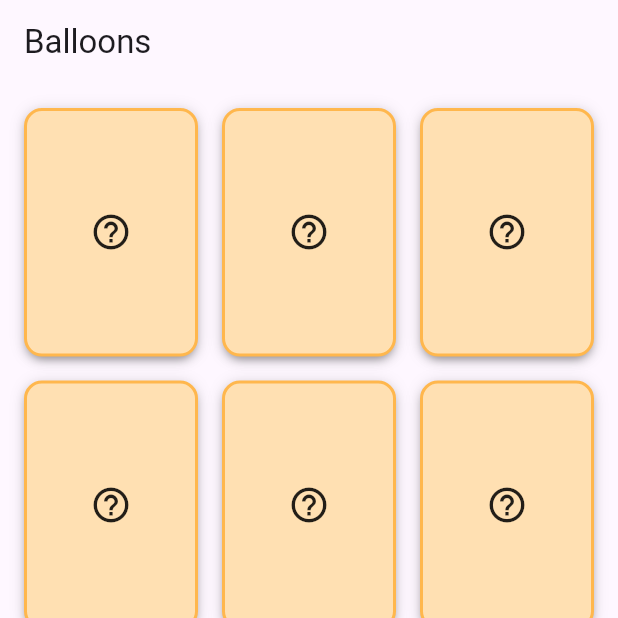
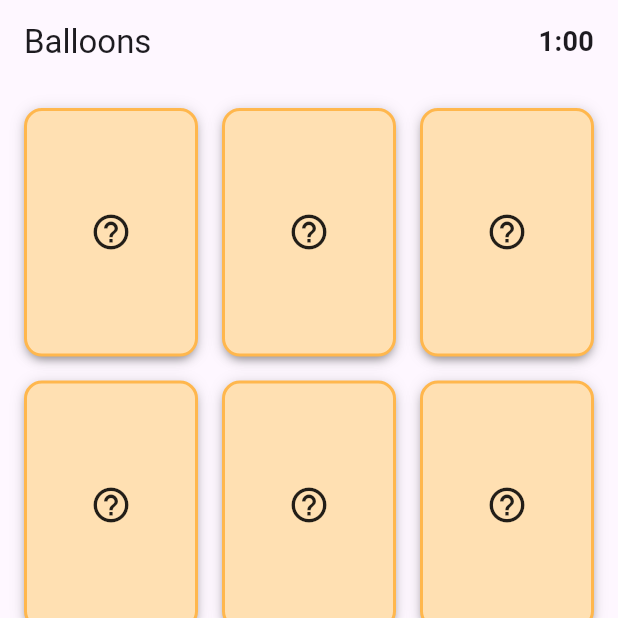
Before and after one commit to andrapop1523-sketch/concentration_game_app, a Flutter app: the first screen one second after launch, on a phone screen of 412 x 824 dp, the top half of it. Run offline on Flutter 3.47's test engine with Material 3 defaults, Android fonts, the phone set to English and light mode, and no system bars.

Commit message:
Add timer

```diff
--- a/lib/game/game_screen.dart
+++ b/lib/game/game_screen.dart
@@ -18,26 +18,63 @@ class _GameScreenState extends State<GameScreen> {
   Timer? flipBackTimer;
   Timer? disappearTimer;
 
+  // Countdown
+  static const int _startSeconds = 60;
+  int _secondsLeft = _startSeconds;
+  Timer? _countdown;
+
   @override
   void initState() {
     super.initState();
     deck = [...colors, ...colors]..shuffle();
+    _startCountdown();
+  }
+
+  void _startCountdown() {
+    _countdown?.cancel();
+    _secondsLeft = _startSeconds;
+    _countdown = Timer.periodic(const Duration(seconds: 1), (t) {
+      if (!mounted) return;
+      if (_secondsLeft <= 1) {
+        setState(() => _secondsLeft = 0);
+        t.cancel();
+      } else {
+        setState(() => _secondsLeft--);
+      }
+    });
+  }
+
+  void _stopCountdown() {
+    _countdown?.cancel();
+  }
+
+  bool get _timeUp => _secondsLeft == 0;
+
+  String _fmt(int s) {
+    final m = s ~/ 60;
+    final sec = s % 60;
+    return '$m:${sec.toString().padLeft(2, '0')}';
     }
 
   void resetGame() {
     flipBackTimer?.cancel();
     disappearTimer?.cancel();
+    _stopCountdown();
 
     setState(() {
       flippedCards.clear();
       matchedPairs.clear();
       disappearingPairs.clear();
       deck = [...colors, ...colors]..shuffle();
+      _secondsLeft = _startSeconds;
     });
+
+    _startCountdown();
   }
 
   void onCardTap(int index) {
-    if (matchedPairs.contains(index) ||
+    if (_timeUp ||
+        matchedPairs.contains(index) ||
         flippedCards.contains(index) ||
         disappearingPairs.contains(index)) {
       return;
@@ -58,6 +95,10 @@ class _GameScreenState extends State<GameScreen> {
         disappearTimer = Timer(const Duration(seconds: 1), () {
           if (!mounted) return;
           setState(() => disappearingPairs.addAll([firstIndex, secondIndex]));
+
+          if (disappearingPairs.length == deck.length) {
+            _stopCountdown();
+          }
         });
       } else {
         flipBackTimer = Timer(const Duration(seconds: 1), () {
@@ -72,6 +113,7 @@ class _GameScreenState extends State<GameScreen> {
   void dispose() {
     flipBackTimer?.cancel();
     disappearTimer?.cancel();
+    _stopCountdown();
     super.dispose();
   }
 
@@ -80,7 +122,23 @@ class _GameScreenState extends State<GameScreen> {
     final allCardsDisappeared = disappearingPairs.length == deck.length;
 
     return Scaffold(
-      appBar: AppBar(title: const Text('Balloons')),
+      appBar: AppBar(
+        title: const Text('Balloons'),
+        actions: [
+          Padding(
+            padding: const EdgeInsets.symmetric(horizontal: 16),
+            child: Center(
+              child: Text(
+                _fmt(_secondsLeft),
+                style: const TextStyle(
+                  fontSize: 18,
+                  fontWeight: FontWeight.w600,
+                ),
+              ),
+            ),
+          ),
+        ],
+      ),
       body: Column(
         children: [
           Expanded(
@@ -116,6 +174,8 @@ class _GameScreenState extends State<GameScreen> {
                     );
                   },
                 ),
+
+                // Win overlay
                 if (allCardsDisappeared)
                   Container(
                     color: Colors.black54,
@@ -127,11 +187,26 @@ class _GameScreenState extends State<GameScreen> {
                           fontWeight: FontWeight.bold,
                           color: Colors.white,
                           shadows: [
-                            Shadow(
-                              offset: Offset(2, 2),
-                              blurRadius: 4,
+                            Shadow(offset: Offset(2, 2), blurRadius: 4, color: Colors.black54),
+                          ],
+                        ),
+                      ),
+                    ),
+                  ),
+
+                // Time's up overlay
+                if (_timeUp && !allCardsDisappeared)
+                  Container(
                     color: Colors.black54,
-                            ),
+                    child: const Center(
+                      child: Text(
+                        "Time's Up!",
+                        style: TextStyle(
+                          fontSize: 42,
+                          fontWeight: FontWeight.bold,
+                          color: Colors.white,
+                          shadows: [
+                            Shadow(offset: Offset(2, 2), blurRadius: 4, color: Colors.black54),
                           ],
                         ),
                       ),
@@ -142,26 +217,17 @@ class _GameScreenState extends State<GameScreen> {
           ),
           Container(
             padding: const EdgeInsets.all(16),
-            child: allCardsDisappeared
-                ? ElevatedButton(
+            child: ElevatedButton(
               onPressed: resetGame,
               style: ElevatedButton.styleFrom(
-                      backgroundColor: Colors.green,
+                backgroundColor: allCardsDisappeared
+                    ? Colors.green
+                    : (_timeUp ? Colors.red : Colors.orange),
                 foregroundColor: Colors.white,
                 padding: const EdgeInsets.symmetric(horizontal: 32, vertical: 16),
                 textStyle: const TextStyle(fontSize: 18, fontWeight: FontWeight.bold),
               ),
-                    child: const Text('Start'),
-                  )
-                : ElevatedButton(
-                    onPressed: resetGame,
-                    style: ElevatedButton.styleFrom(
-                      backgroundColor: Colors.orange,
-                      foregroundColor: Colors.white,
-                      padding: const EdgeInsets.symmetric(horizontal: 32, vertical: 16),
-                      textStyle: const TextStyle(fontSize: 18, fontWeight: FontWeight.bold),
-                    ),
-                    child: const Text('Reset'),
+              child: Text(allCardsDisappeared ? 'Start' : (_timeUp ? 'Retry' : 'Reset')),
             ),
           ),
         ],
```
Lines whose indentation alone changed are shown as unchanged.
